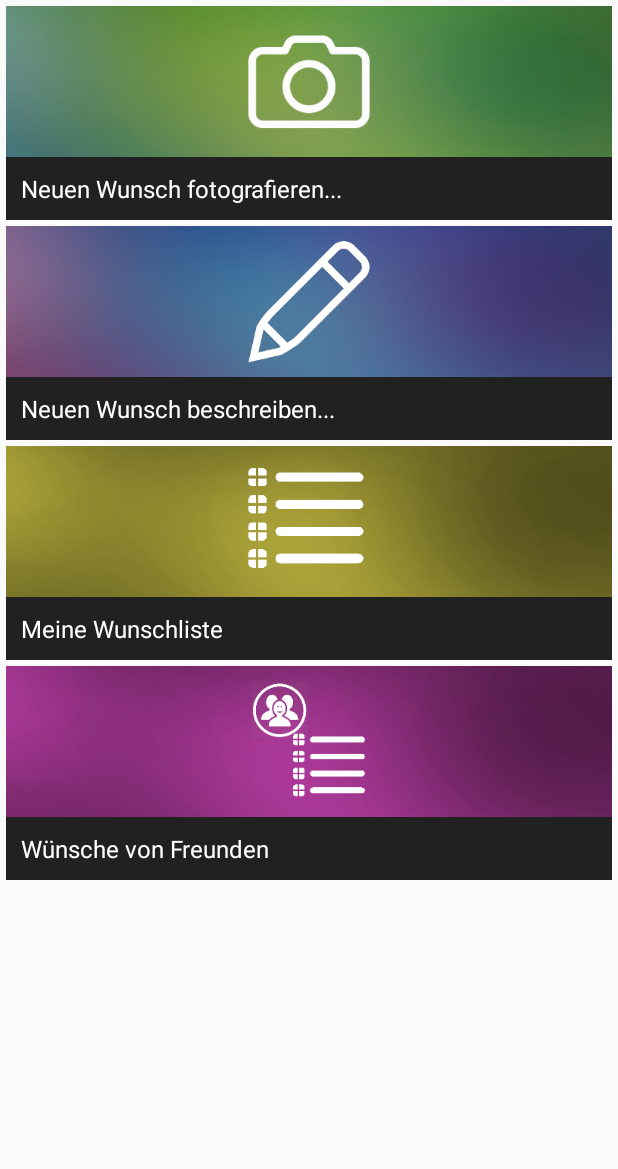
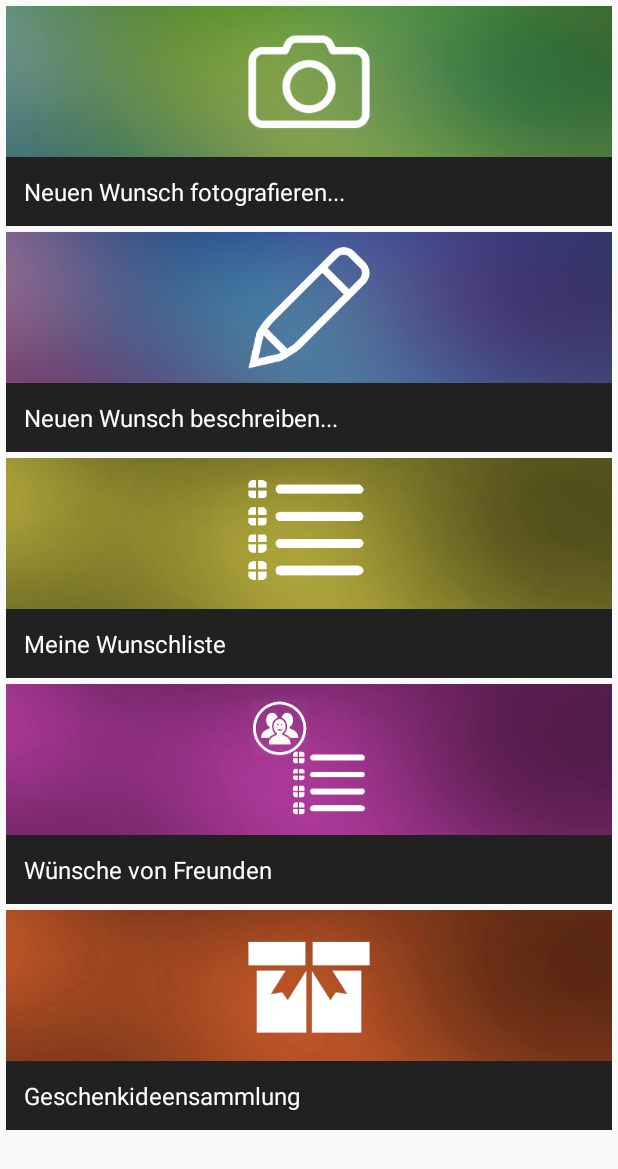
Before and after one commit to SNU-Apps/SNU, an Android app: the screen it shows after launch (HomeActivity), on a phone screen of 412 x 824 dp. Shown: the top 1169 px of the screen. Run offline under Robolectric (Android 15) with nearby library versions, the phone set to English and light mode, and no system bars; our stand-ins replace Picasso; pictures from the network do not load.

Commit message:
new icons and blurs

```diff
--- a/app/src/main/AndroidManifest.xml
+++ b/app/src/main/AndroidManifest.xml
@@ -10,10 +10,12 @@
         android:label="@string/app_name"
         android:roundIcon="@mipmap/ic_launcher_round"
         android:supportsRtl="true"
-        android:theme="@style/Theme.AppCompat.Light.NoActionBar">
+        android:theme="@style/Theme.AppCompat.Light.NoActionBar"
+        android:screenOrientation="portrait">
 
         <activity
             android:name=".activities.home.HomeActivity"
+            android:screenOrientation="portrait"
             android:label="@string/app_name">
             <intent-filter>
                 <action android:name="android.intent.action.MAIN" />
--- a/app/src/main/java/com/androidapp/snu/activities/home/AbstractHomeTransitionActivity.java
+++ b/app/src/main/java/com/androidapp/snu/activities/home/AbstractHomeTransitionActivity.java
@@ -17,6 +17,7 @@
 package com.androidapp.snu.activities.home;
 
 import android.app.Activity;
+import android.content.pm.ActivityInfo;
 import android.os.Build;
 import android.os.Bundle;
 import android.support.v4.view.ViewCompat;
@@ -45,6 +46,7 @@ public abstract class AbstractHomeTransitionActivity extends Activity {
 	@Override
 	protected void onCreate(Bundle savedInstanceState) {
 		super.onCreate(savedInstanceState);
+		setRequestedOrientation(ActivityInfo.SCREEN_ORIENTATION_PORTRAIT);
 		setContentView(R.layout.homeactivityscene);
 
 		currentItem = getCurrentItem();
@@ -82,7 +84,7 @@ public abstract class AbstractHomeTransitionActivity extends Activity {
 
 	private void loadThumbnail() {
 		Picasso.with(headerImageView.getContext())
-				.load(currentItem.getImageViewId())
+				.load(currentItem.getActiveImageViewId())
 				.noFade()
 				.into(headerImageView);
 	}
--- a/app/src/main/java/com/androidapp/snu/activities/home/HomeItem.java
+++ b/app/src/main/java/com/androidapp/snu/activities/home/HomeItem.java
@@ -30,7 +30,8 @@ public class HomeItem {
 			new HomeItem("Neuen Wunsch fotografieren...", R.drawable.camera_wish_blur_with_icon, R.drawable.camera_wish_blur, CreateWishActivity.class),
 			new HomeItem("Neuen Wunsch beschreiben...", R.drawable.manual_wish_blur_with_icon, R.drawable.manual_wish_blur, CreateWishActivity.class),
 			new HomeItem("Meine Wunschliste", R.drawable.my_wishlist_blur_with_icon, R.drawable.my_wishlist_blur, CreateWishActivity.class),
-			new HomeItem("Wünsche von Freunden", R.drawable.friends_wishlist_blur_with_icon, R.drawable.friends_wishlist_blur, CreateWishActivity.class)
+		new HomeItem("Wünsche von Freunden", R.drawable.friends_wishlist_blur_with_icon, R.drawable.friends_wishlist_blur, CreateWishActivity.class),
+		new HomeItem("Geschenkideensammlung", R.drawable.ideas_blur_with_icon, R.drawable.ideas_blur, CreateWishActivity.class)
 	};
 
 	public static HomeItem getItem(int id) {
--- a/app/src/main/res/layout/grid_item.xml
+++ b/app/src/main/res/layout/grid_item.xml
@@ -23,7 +23,7 @@
         android:layout_height="wrap_content"
         android:background="?android:attr/colorPrimary"
         android:maxLines="1"
-        android:padding="10dp"
+        android:padding="12dp"
         android:textAppearance="@android:style/TextAppearance.Material.Subhead"
         android:theme="@android:style/Theme.Material" />
 
--- a/app/src/main/res/values/base-strings.xml
+++ b/app/src/main/res/values/base-strings.xml
@@ -16,7 +16,7 @@
 -->
 
 <resources>
-    <string name="app_name">ActivitySceneTransitionBasic</string>
+    <string name="app_name">SNU</string>
     <string name="intro_message">
         <![CDATA[
 
```
Also changed, not shown: app/src/main/res/drawable-hdpi/ideas_blur.png (added), app/src/main/res/drawable-hdpi/ideas_blur_with_icon.png (added), app/src/main/res/drawable-hdpi/present.png (added), app/src/main/res/drawable-hdpi/present_160px.png (added).
